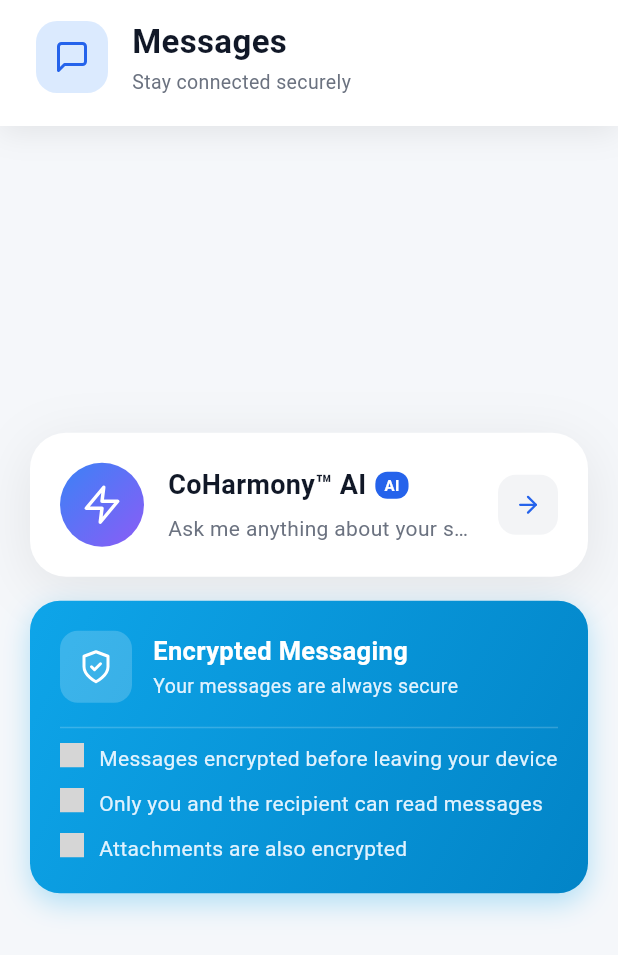
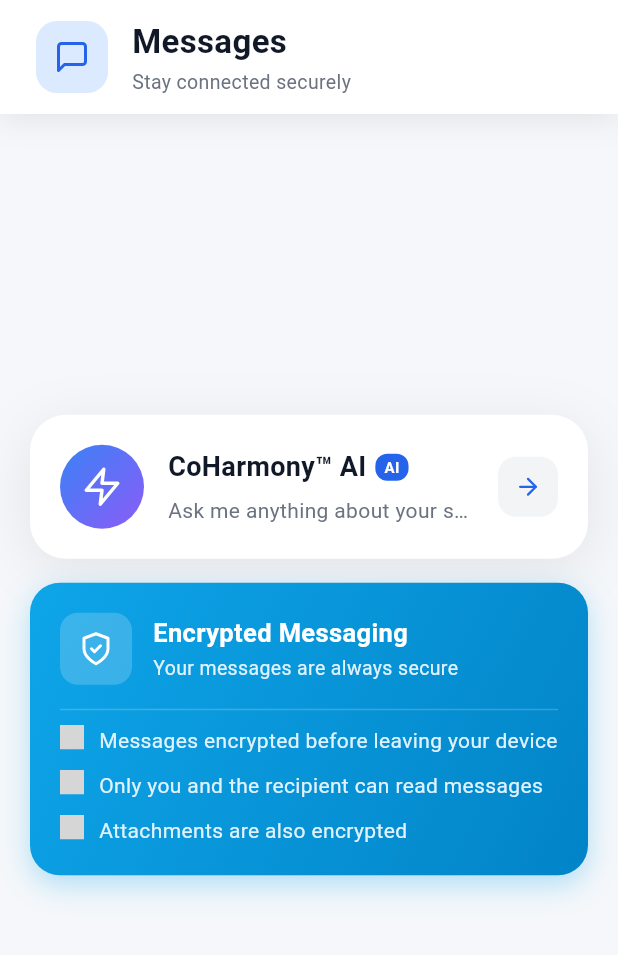
Before and after one commit to forko1231/coharmony-flutter, a Flutter app: the MessagingPage screen opened directly, on a phone screen of 412 x 824 dp. Shown: the top 955 px of the screen. Run offline on Flutter 3.47's test engine with Material 3 defaults, Android fonts, the phone set to English and light mode, and no system bars; our stand-ins replace file_picker, firebase_core, firebase_messaging, flutter_local_notifications, flutter_secure_storage, flutter_svg and 10 more; missing offline and left inert: apple_maps_flutter, cryptography, flutter_callkit_incoming, gal, in_app_purchase_android, livekit_client; accounts and stored records are empty; network calls fail; statements that could not run were skipped; grey boxes are pictures that could not be loaded.

Commit message:
Tighten messaging header-to-content gap (remove double top padding)

```diff
--- a/lib/features/messaging/messaging_page.dart
+++ b/lib/features/messaging/messaging_page.dart
@@ -229,7 +229,9 @@ class _MessagingPageState extends State<MessagingPage> {
               loading: _loading,
               skeleton: const SkeletonListTiles(),
               child: SingleChildScrollView(
-                padding: const EdgeInsets.fromLTRB(20, 16, 20, 20),
+                // Top padding 0: the header already supplies the gap below it, so a
+                // second top inset here produced an oversized header->AI-card gap.
+                padding: const EdgeInsets.fromLTRB(20, 0, 20, 20),
                 child: Center(
                   child: ConstrainedBox(
                     constraints: const BoxConstraints(maxWidth: 640),
@@ -260,7 +262,7 @@ class _MessagingPageState extends State<MessagingPage> {
   Widget _header(BuildContext context) {
     final palette = context.palette;
     return Container(
-      padding: EdgeInsets.fromLTRB(24, MediaQuery.viewPaddingOf(context).top + 12, 24, 20),
+      padding: EdgeInsets.fromLTRB(24, MediaQuery.viewPaddingOf(context).top + 12, 24, 12),
       decoration: BoxDecoration(
         color: palette.surface,
         boxShadow: [
```
